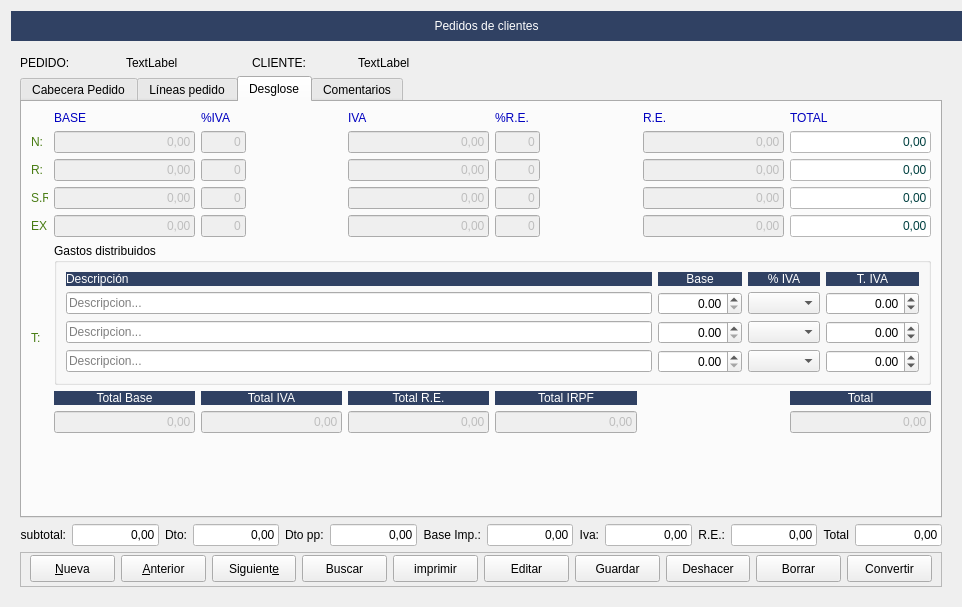
Qt form Zona_Ventas/frmpedidos.ui (arcnexus/RedFoX) before a commit.
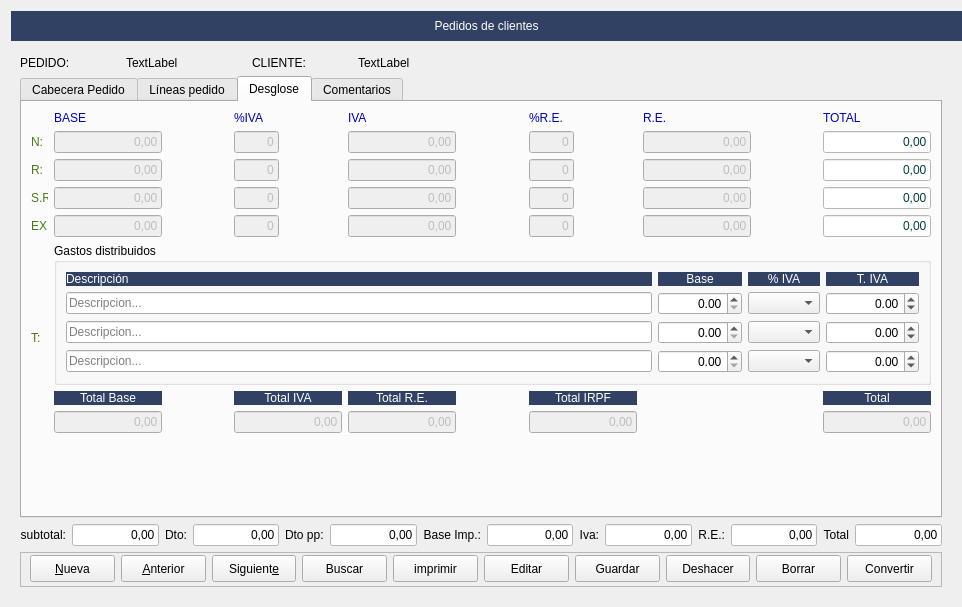
The same form after that commit. The open tabs and pages were chosen to show the change. Icons and pictures are not drawn.

```diff
--- a/Zona_Ventas/frmpedidos.ui
+++ b/Zona_Ventas/frmpedidos.ui
@@ -104,7 +104,7 @@
           <string notr="true"/>
          </property>
          <property name="currentIndex">
-          <number>2</number>
+          <number>0</number>
          </property>
          <widget class="QWidget" name="tab_5">
           <attribute name="title">
@@ -616,6 +616,9 @@
                   <height>25</height>
                  </size>
                 </property>
+                <property name="readOnly">
+                 <bool>true</bool>
+                </property>
                </widget>
               </item>
               <item row="5" column="3">
@@ -997,7 +1000,58 @@
           <layout class="QVBoxLayout" name="verticalLayout">
            <item>
             <layout class="QGridLayout" name="gridLayout_14">
-             <item row="1" column="3">
+             <item row="1" column="2">
+              <spacer name="horizontalSpacer_4">
+               <property name="orientation">
+                <enum>Qt::Horizontal</enum>
+               </property>
+               <property name="sizeHint" stdset="0">
+                <size>
+                 <width>40</width>
+                 <height>20</height>
+                </size>
+               </property>
+              </spacer>
+             </item>
+             <item row="1" column="7">
+              <widget class="QLineEdit" name="txtrec1">
+               <property name="enabled">
+                <bool>false</bool>
+               </property>
+               <property name="text">
+                <string>0,00</string>
+               </property>
+               <property name="alignment">
+                <set>Qt::AlignRight|Qt::AlignTrailing|Qt::AlignVCenter</set>
+               </property>
+               <property name="readOnly">
+                <bool>true</bool>
+               </property>
+              </widget>
+             </item>
+             <item row="2" column="3">
+              <widget class="QLineEdit" name="txtporc_iva2">
+               <property name="enabled">
+                <bool>false</bool>
+               </property>
+               <property name="maximumSize">
+                <size>
+                 <width>45</width>
+                 <height>16777215</height>
+                </size>
+               </property>
+               <property name="text">
+                <string>0</string>
+               </property>
+               <property name="alignment">
+                <set>Qt::AlignRight|Qt::AlignTrailing|Qt::AlignVCenter</set>
+               </property>
+               <property name="readOnly">
+                <bool>true</bool>
+               </property>
+              </widget>
+             </item>
+             <item row="1" column="4">
               <widget class="QLineEdit" name="txtiva1">
                <property name="enabled">
                 <bool>false</bool>
@@ -1045,7 +1099,7 @@
                </property>
               </widget>
              </item>
-             <item row="3" column="5">
+             <item row="3" column="7">
               <widget class="QLineEdit" name="txtrec3">
                <property name="enabled">
                 <bool>false</bool>
@@ -1061,7 +1115,7 @@
                </property>
               </widget>
              </item>
-             <item row="4" column="3">
+             <item row="4" column="4">
               <widget class="QLineEdit" name="txtiva4">
                <property name="enabled">
                 <bool>false</bool>
@@ -1077,7 +1131,7 @@
                </property>
               </widget>
              </item>
-             <item row="0" column="3">
+             <item row="0" column="4">
               <widget class="QLabel" name="label_56">
                <property name="styleSheet">
                 <string notr="true">color: rgb(0, 0, 192);</string>
@@ -1103,11 +1157,17 @@
                </property>
               </widget>
              </item>
-             <item row="2" column="4">
+             <item row="2" column="6">
               <widget class="QLineEdit" name="txtporc_rec2">
                <property name="enabled">
                 <bool>false</bool>
                </property>
+               <property name="sizePolicy">
+                <sizepolicy hsizetype="Maximum" vsizetype="Fixed">
+                 <horstretch>0</horstretch>
+                 <verstretch>0</verstretch>
+                </sizepolicy>
+               </property>
                <property name="maximumSize">
                 <size>
                  <width>45</width>
@@ -1125,7 +1185,7 @@
                </property>
               </widget>
              </item>
-             <item row="4" column="2">
+             <item row="4" column="3">
               <widget class="QLineEdit" name="txtporc_iva4">
                <property name="enabled">
                 <bool>false</bool>
@@ -1147,7 +1207,7 @@
                </property>
               </widget>
              </item>
-             <item row="5" column="1" colspan="6">
+             <item row="5" column="1" colspan="9">
               <widget class="QGroupBox" name="groupBox">
                <property name="title">
                 <string>Gastos distribuidos</string>
@@ -1348,7 +1408,7 @@
                </property>
               </widget>
              </item>
-             <item row="2" column="6">
+             <item row="2" column="9">
               <widget class="QLineEdit" name="txttotal2">
                <property name="enabled">
                 <bool>false</bool>
@@ -1368,7 +1428,7 @@
                </property>
               </widget>
              </item>
-             <item row="4" column="6">
+             <item row="4" column="9">
               <widget class="QLineEdit" name="txttotal4">
                <property name="enabled">
                 <bool>false</bool>
@@ -1388,7 +1448,7 @@
                </property>
               </widget>
              </item>
-             <item row="3" column="6">
+             <item row="3" column="9">
               <widget class="QLineEdit" name="txttotal3">
                <property name="enabled">
                 <bool>false</bool>
@@ -1408,22 +1468,6 @@
                </property>
               </widget>
              </item>
-             <item row="1" column="5">
-              <widget class="QLineEdit" name="txtrec1">
-               <property name="enabled">
-                <bool>false</bool>
-               </property>
-               <property name="text">
-                <string>0,00</string>
-               </property>
-               <property name="alignment">
-                <set>Qt::AlignRight|Qt::AlignTrailing|Qt::AlignVCenter</set>
-               </property>
-               <property name="readOnly">
-                <bool>true</bool>
-               </property>
-              </widget>
-             </item>
              <item row="2" column="0">
               <widget class="QLabel" name="label_25">
                <property name="maximumSize">
@@ -1440,7 +1484,7 @@
                </property>
               </widget>
              </item>
-             <item row="2" column="5">
+             <item row="2" column="7">
               <widget class="QLineEdit" name="txtrec2">
                <property name="enabled">
                 <bool>false</bool>
@@ -1482,7 +1526,7 @@
                </property>
               </widget>
              </item>
-             <item row="1" column="6">
+             <item row="1" column="9">
               <widget class="QLineEdit" name="txttotal1">
                <property name="enabled">
                 <bool>false</bool>
@@ -1502,6 +1546,22 @@
                </property>
               </widget>
              </item>
+             <item row="4" column="1">
+              <widget class="QLineEdit" name="txtbase4">
+               <property name="enabled">
+                <bool>false</bool>
+               </property>
+               <property name="text">
+                <string>0,00</string>
+               </property>
+               <property name="alignment">
+                <set>Qt::AlignRight|Qt::AlignTrailing|Qt::AlignVCenter</set>
+               </property>
+               <property name="readOnly">
+                <bool>true</bool>
+               </property>
+              </widget>
+             </item>
              <item row="1" column="0">
               <widget class="QLabel" name="label_2">
                <property name="maximumSize">
@@ -1518,45 +1578,7 @@
                </property>
               </widget>
              </item>
-             <item row="2" column="2">
-              <widget class="QLineEdit" name="txtporc_iva2">
-               <property name="enabled">
-                <bool>false</bool>
-               </property>
-               <property name="maximumSize">
-                <size>
-                 <width>45</width>
-                 <height>16777215</height>
-                </size>
-               </property>
-               <property name="text">
-                <string>0</string>
-               </property>
-               <property name="alignment">
-                <set>Qt::AlignRight|Qt::AlignTrailing|Qt::AlignVCenter</set>
-               </property>
-               <property name="readOnly">
-                <bool>true</bool>
-               </property>
-              </widget>
-             </item>
-             <item row="4" column="1">
-              <widget class="QLineEdit" name="txtbase4">
-               <property name="enabled">
-                <bool>false</bool>
-               </property>
-               <property name="text">
-                <string>0,00</string>
-               </property>
-               <property name="alignment">
-                <set>Qt::AlignRight|Qt::AlignTrailing|Qt::AlignVCenter</set>
-               </property>
-               <property name="readOnly">
-                <bool>true</bool>
-               </property>
-              </widget>
-             </item>
-             <item row="2" column="3">
+             <item row="2" column="4">
               <widget class="QLineEdit" name="txtiva2">
                <property name="enabled">
                 <bool>false</bool>
@@ -1572,7 +1594,7 @@
                </property>
               </widget>
              </item>
-             <item row="0" column="2">
+             <item row="0" column="3">
               <widget class="QLabel" name="label_55">
                <property name="styleSheet">
                 <string notr="true">color: rgb(0, 0, 192);</string>
@@ -1582,8 +1604,14 @@
                </property>
               </widget>
              </item>
-             <item row="0" column="4">
+             <item row="0" column="6">
               <widget class="QLabel" name="label_57">
+               <property name="sizePolicy">
+                <sizepolicy hsizetype="Maximum" vsizetype="Preferred">
+                 <horstretch>0</horstretch>
+                 <verstretch>0</verstretch>
+                </sizepolicy>
+               </property>
                <property name="styleSheet">
                 <string notr="true">color: rgb(0, 0, 192);</string>
                </property>
@@ -1592,23 +1620,7 @@
                </property>
               </widget>
              </item>
-             <item row="3" column="3">
-              <widget class="QLineEdit" name="txtiva3">
-               <property name="enabled">
-                <bool>false</bool>
-               </property>
-               <property name="text">
-                <string>0,00</string>
-               </property>
-               <property name="alignment">
-                <set>Qt::AlignRight|Qt::AlignTrailing|Qt::AlignVCenter</set>
-               </property>
-               <property name="readOnly">
-                <bool>true</bool>
-               </property>
-              </widget>
-             </item>
-             <item row="1" column="2">
+             <item row="1" column="3">
               <widget class="QLineEdit" name="txtporc_iva1">
                <property name="enabled">
                 <bool>false</bool>
@@ -1630,7 +1642,23 @@
                </property>
               </widget>
              </item>
-             <item row="0" column="6">
+             <item row="3" column="4">
+              <widget class="QLineEdit" name="txtiva3">
+               <property name="enabled">
+                <bool>false</bool>
+               </property>
+               <property name="text">
+                <string>0,00</string>
+               </property>
+               <property name="alignment">
+                <set>Qt::AlignRight|Qt::AlignTrailing|Qt::AlignVCenter</set>
+               </property>
+               <property name="readOnly">
+                <bool>true</bool>
+               </property>
+              </widget>
+             </item>
+             <item row="0" column="9">
               <widget class="QLabel" name="label_59">
                <property name="styleSheet">
                 <string notr="true">color: rgb(0, 0, 192);</string>
@@ -1656,11 +1684,17 @@
                </property>
               </widget>
              </item>
-             <item row="4" column="4">
+             <item row="4" column="6">
               <widget class="QLineEdit" name="txtporc_rec4">
                <property name="enabled">
                 <bool>false</bool>
                </property>
+               <property name="sizePolicy">
+                <sizepolicy hsizetype="Maximum" vsizetype="Fixed">
+                 <horstretch>0</horstretch>
+                 <verstretch>0</verstretch>
+                </sizepolicy>
+               </property>
                <property name="maximumSize">
                 <size>
                  <width>45</width>
@@ -1678,11 +1712,17 @@
                </property>
               </widget>
              </item>
-             <item row="3" column="4">
+             <item row="3" column="6">
               <widget class="QLineEdit" name="txtporc_rec3">
                <property name="enabled">
                 <bool>false</bool>
                </property>
+               <property name="sizePolicy">
+                <sizepolicy hsizetype="Maximum" vsizetype="Fixed">
+                 <horstretch>0</horstretch>
+                 <verstretch>0</verstretch>
+                </sizepolicy>
+               </property>
                <property name="maximumSize">
                 <size>
                  <width>45</width>
@@ -1700,7 +1740,7 @@
                </property>
               </widget>
              </item>
-             <item row="7" column="6">
+             <item row="7" column="9">
               <widget class="QLineEdit" name="txttotal_2">
                <property name="enabled">
                 <bool>false</bool>
@@ -1716,49 +1756,17 @@
                </property>
               </widget>
              </item>
-             <item row="4" column="5">
-              <widget class="QLineEdit" name="txtrec4">
-               <property name="enabled">
-                <bool>false</bool>
-               </property>
-               <property name="text">
-                <string>0,00</string>
-               </property>
-               <property name="alignment">
-                <set>Qt::AlignRight|Qt::AlignTrailing|Qt::AlignVCenter</set>
-               </property>
-               <property name="readOnly">
-                <bool>true</bool>
-               </property>
-              </widget>
-             </item>
-             <item row="3" column="2">
-              <widget class="QLineEdit" name="txtporc_iva3">
-               <property name="enabled">
-                <bool>false</bool>
-               </property>
-               <property name="maximumSize">
-                <size>
-                 <width>45</width>
-                 <height>16777215</height>
-                </size>
-               </property>
-               <property name="text">
-                <string>0</string>
-               </property>
-               <property name="alignment">
-                <set>Qt::AlignRight|Qt::AlignTrailing|Qt::AlignVCenter</set>
-               </property>
-               <property name="readOnly">
-                <bool>true</bool>
-               </property>
-              </widget>
-             </item>
-             <item row="1" column="4">
+             <item row="1" column="6">
               <widget class="QLineEdit" name="txtporc_rec1">
                <property name="enabled">
                 <bool>false</bool>
                </property>
+               <property name="sizePolicy">
+                <sizepolicy hsizetype="Maximum" vsizetype="Fixed">
+                 <horstretch>0</horstretch>
+                 <verstretch>0</verstretch>
+                </sizepolicy>
+               </property>
                <property name="maximumSize">
                 <size>
                  <width>45</width>
@@ -1776,6 +1784,22 @@
                </property>
               </widget>
              </item>
+             <item row="4" column="7">
+              <widget class="QLineEdit" name="txtrec4">
+               <property name="enabled">
+                <bool>false</bool>
+               </property>
+               <property name="text">
+                <string>0,00</string>
+               </property>
+               <property name="alignment">
+                <set>Qt::AlignRight|Qt::AlignTrailing|Qt::AlignVCenter</set>
+               </property>
+               <property name="readOnly">
+                <bool>true</bool>
+               </property>
+              </widget>
+             </item>
              <item row="2" column="1">
               <widget class="QLineEdit" name="txtbase2">
                <property name="enabled">
@@ -1792,7 +1816,29 @@
                </property>
               </widget>
              </item>
-             <item row="0" column="5">
+             <item row="3" column="3">
+              <widget class="QLineEdit" name="txtporc_iva3">
+               <property name="enabled">
+                <bool>false</bool>
+               </property>
+               <property name="maximumSize">
+                <size>
+                 <width>45</width>
+                 <height>16777215</height>
+                </size>
+               </property>
+               <property name="text">
+                <string>0</string>
+               </property>
+               <property name="alignment">
+                <set>Qt::AlignRight|Qt::AlignTrailing|Qt::AlignVCenter</set>
+               </property>
+               <property name="readOnly">
+                <bool>true</bool>
+               </property>
+              </widget>
+             </item>
+             <item row="0" column="7">
               <widget class="QLabel" name="label_58">
                <property name="styleSheet">
                 <string notr="true">color: rgb(0, 0, 192);</string>
@@ -1816,7 +1862,23 @@
                </property>
               </widget>
              </item>
-             <item row="6" column="6">
+             <item row="7" column="3">
+              <widget class="QLineEdit" name="txttotal_iva_2">
+               <property name="enabled">
+                <bool>false</bool>
+               </property>
+               <property name="text">
+                <string>0,00</string>
+               </property>
+               <property name="alignment">
+                <set>Qt::AlignRight|Qt::AlignTrailing|Qt::AlignVCenter</set>
+               </property>
+               <property name="readOnly">
+                <bool>true</bool>
+               </property>
+              </widget>
+             </item>
+             <item row="6" column="9">
               <widget class="QLabel" name="label_46">
                <property name="styleSheet">
                 <string notr="true">background-color: #304163;
@@ -1830,7 +1892,7 @@
                </property>
               </widget>
              </item>
-             <item row="6" column="2">
+             <item row="6" column="3">
               <widget class="QLabel" name="label_44">
                <property name="styleSheet">
                 <string notr="true">background-color: #304163;
@@ -1844,23 +1906,7 @@
                </property>
               </widget>
              </item>
-             <item row="7" column="2">
-              <widget class="QLineEdit" name="txttotal_iva_2">
-               <property name="enabled">
-                <bool>false</bool>
-               </property>
-               <property name="text">
-                <string>0,00</string>
-               </property>
-               <property name="alignment">
-                <set>Qt::AlignRight|Qt::AlignTrailing|Qt::AlignVCenter</set>
-               </property>
-               <property name="readOnly">
-                <bool>true</bool>
-               </property>
-              </widget>
-             </item>
-             <item row="6" column="4">
+             <item row="6" column="6">
               <widget class="QLabel" name="label_31">
                <property name="styleSheet">
                 <string notr="true">background-color: #304163;
@@ -1874,7 +1920,7 @@
                </property>
               </widget>
              </item>
-             <item row="7" column="4">
+             <item row="7" column="6">
               <widget class="QLineEdit" name="txtimporte_irpf">
                <property name="enabled">
                 <bool>false</bool>
@@ -1887,7 +1933,7 @@
                </property>
               </widget>
              </item>
-             <item row="6" column="3">
+             <item row="6" column="4">
               <widget class="QLabel" name="label_45">
                <property name="styleSheet">
                 <string notr="true">background-color: #304163;
@@ -1901,7 +1947,7 @@
                </property>
               </widget>
              </item>
-             <item row="7" column="3">
+             <item row="7" column="4">
               <widget class="QLineEdit" name="txttotal_recargo_2">
                <property name="enabled">
                 <bool>false</bool>
@@ -1917,6 +1963,32 @@
                </property>
               </widget>
              </item>
+             <item row="1" column="5">
+              <spacer name="horizontalSpacer_7">
+               <property name="orientation">
+                <enum>Qt::Horizontal</enum>
+               </property>
+               <property name="sizeHint" stdset="0">
+                <size>
+                 <width>40</width>
+                 <height>20</height>
+                </size>
+               </property>
+              </spacer>
+             </item>
+             <item row="1" column="8">
+              <spacer name="horizontalSpacer_8">
+               <property name="orientation">
+                <enum>Qt::Horizontal</enum>
+               </property>
+               <property name="sizeHint" stdset="0">
+                <size>
+                 <width>40</width>
+                 <height>20</height>
+                </size>
+               </property>
+              </spacer>
+             </item>
             </layout>
            </item>
            <item>
```
